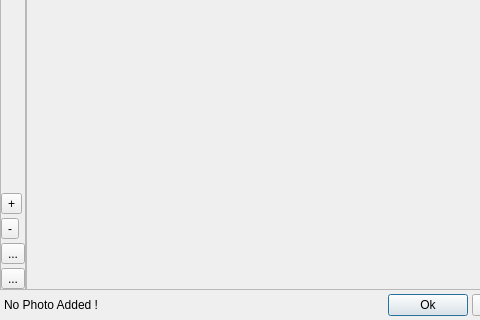
Old version of the form src/collage_dialog.ui in the repository ksharindam/photoquick; both pictures show x 0 to 480 and y 132 to 452 of the 640 by 452 pixel window.
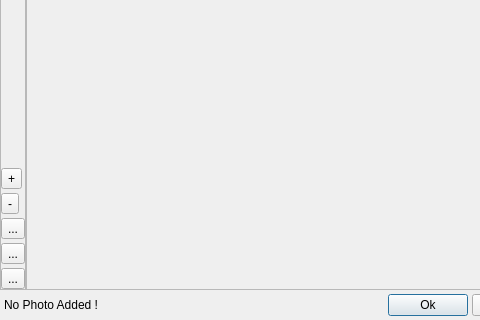
New version of the form. Icons and pictures are not drawn.

Commit message: added : copy photo in photo collage

What changed in the file:
```diff
--- a/src/collage_dialog.ui
+++ b/src/collage_dialog.ui
@@ -108,6 +108,26 @@
         </property>
        </widget>
       </item>
+      <item>
+       <widget class="QToolButton" name="copyBtn">
+        <property name="toolTip">
+         <string>Copy Photo</string>
+        </property>
+        <property name="text">
+         <string>...</string>
+        </property>
+        <property name="icon">
+         <iconset resource="resources.qrc">
+          <normaloff>:/images/image-copy.png</normaloff>:/images/image-copy.png</iconset>
+        </property>
+        <property name="iconSize">
+         <size>
+          <width>32</width>
+          <height>32</height>
+         </size>
+        </property>
+       </widget>
+      </item>
       <item>
        <widget class="QToolButton" name="rotateBtn">
         <property name="toolTip">
```
The commit also changes 4 other files.
